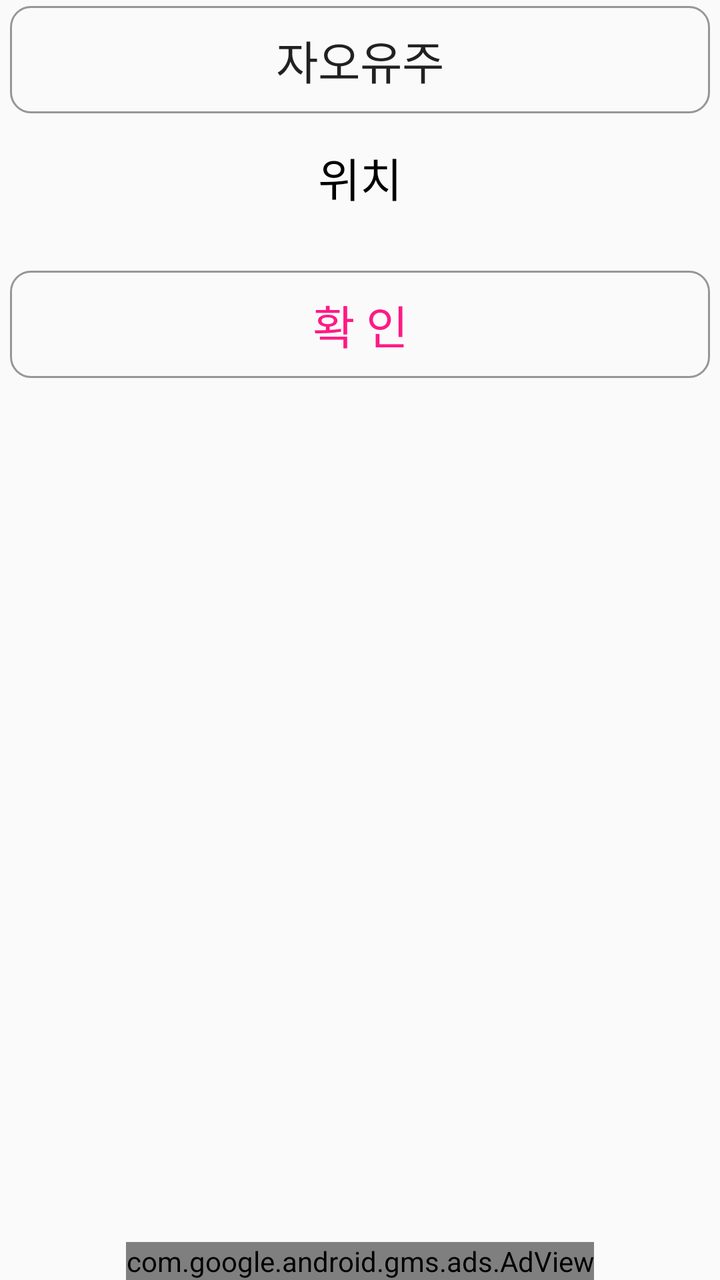
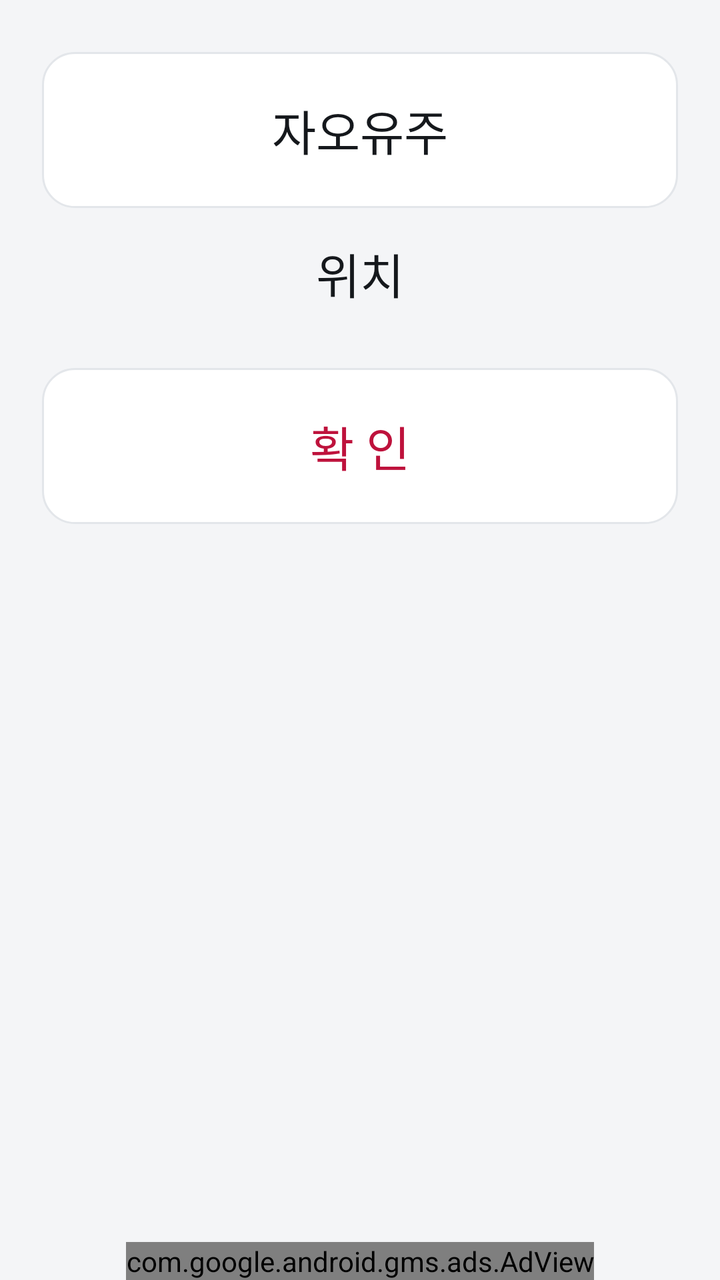

Screens rendered from an Android XML layout before and after an edit, with the pre-edit source and the edit as a unified diff.
<!-- AndroidManifest.xml: application theme AppTheme -->
<!-- res/layout/activity_gi_mac.xml -->
<?xml version="1.0" encoding="utf-8"?>
<RelativeLayout xmlns:android="http://schemas.android.com/apk/res/android"
    xmlns:tools="http://schemas.android.com/tools"
    xmlns:ads="http://schemas.android.com/apk/res-auto"
    android:layout_width="match_parent"
    android:layout_height="match_parent"
    tools:context="com.sujichim.jasanjao2.quiz.GiMac">

    <com.google.android.gms.ads.AdView
        android:id="@+id/adView"
        android:layout_width="wrap_content"
        android:layout_height="wrap_content"
        android:layout_centerHorizontal="true"
        android:layout_alignParentBottom="true"
        ads:adSize="BANNER"
        ads:adUnitId="@string/banner_ad_unit_id" />

    <Button
        android:id="@+id/button_gimac"
        android:layout_width="fill_parent"
        android:layout_height="wrap_content"
        android:layout_marginLeft="5dp"
        android:layout_marginRight="5dp"
        android:layout_marginTop="3dp"
        android:layout_alignParentTop="true"
        android:layout_centerHorizontal="true"
        android:background="@drawable/button_test"
        android:text="자오유주"
        android:textSize="23dp" />

    <TextView
        android:id="@+id/textView4"
        android:layout_marginTop="15dp"
        android:layout_width="match_parent"
        android:layout_height="wrap_content"
        android:layout_weight="1"
        android:gravity="center"
        android:layout_below="@+id/button_gimac"
        android:layout_centerHorizontal="true"
        android:text="위치"
        android:textColor="#000000"
        android:textSize="23dp" />

    <GridView
        android:id="@+id/gridview"
        android:layout_marginTop="15dp"
        android:layout_width="match_parent"
        android:layout_height="wrap_content"
        android:layout_below="@+id/textView4"
        android:layout_centerHorizontal="true"
        android:drawSelectorOnTop="true"
        android:listSelector="@drawable/grid_selector"
        android:numColumns="6"
        android:stretchMode="columnWidth" />

    <Button
        android:id="@+id/button_input"
        android:layout_width="fill_parent"
        android:layout_height="wrap_content"
        android:layout_below="@+id/gridview"
        android:layout_centerHorizontal="true"
        android:layout_marginLeft="5dp"
        android:layout_marginRight="5dp"
        android:layout_marginTop="15dp"
        android:background="@drawable/button_test"
        android:text="확 인"
        android:textColor="#FF1A85"
        android:textSize="23dp" />

</RelativeLayout>
<!-- resources referenced by this layout -->
<resources>
  <!-- drawable button_test (drawable) -->
  <?xml version="1.0" encoding="utf-8"?>
  <selector xmlns:android="http://schemas.android.com/apk/res/android">
    <item android:state_pressed="true" >
      <shape>
        <solid
            android:color="#E2E2E2" />
        <stroke
            android:width="1dp"
            android:color="#969696" />
        <padding
            android:left="10dp"
            android:top="10dp"
            android:right="10dp"
            android:bottom="10dp" />
        <corners android:radius="10dp" />  
      </shape>
    </item>
    <item>
      <shape>
        <solid
            android:startColor="#000000" />
        <stroke
            android:width="1dp"
            android:color="#969696" />
        <padding
            android:left="10dp"
            android:top="10dp"
            android:right="10dp"
            android:bottom="10dp" />
        <corners android:radius="10dp" />  
      </shape>
    </item>
  </selector>
  <!-- drawable grid_selector (drawable-hdpi) -->
  <?xml version="1.0" encoding="utf-8"?>
  <selector xmlns:android="http://schemas.android.com/apk/res/android">
      
      
      
  
      <item android:state_pressed="true" >
          <shape>
              <stroke
                  android:width="2dp"
                  android:color="#FF4719" />
              <corners android:radius="10dp" />
          </shape>
      </item>
  </selector>
  <string name="banner_ad_unit_id">ca-app-pub-1253642133922353/2152469025</string>
  <style name="AppTheme" parent="AppBaseTheme">
          
      </style>
  <style name="AppBaseTheme" parent="Theme.AppCompat.Light">
          
      </style>
</resources>

<!-- the commit's change to res/layout/activity_gi_mac.xml (unified diff, before → after) -->
@@ -2,6 +2,9 @@
 <RelativeLayout xmlns:android="http://schemas.android.com/apk/res/android"
     xmlns:tools="http://schemas.android.com/tools"
     xmlns:ads="http://schemas.android.com/apk/res-auto"
+    android:paddingLeft="16dp"
+    android:paddingRight="16dp"
+    android:paddingTop="14dp"
     android:layout_width="match_parent"
     android:layout_height="match_parent"
     tools:context="com.sujichim.jasanjao2.quiz.GiMac">
@@ -21,12 +24,12 @@
         android:layout_height="wrap_content"
         android:layout_marginLeft="5dp"
         android:layout_marginRight="5dp"
-        android:layout_marginTop="3dp"
+        android:layout_marginTop="12dp"
         android:layout_alignParentTop="true"
         android:layout_centerHorizontal="true"
         android:background="@drawable/button_test"
         android:text="자오유주"
-        android:textSize="23dp" />
+        android:textSize="24sp" />
 
     <TextView
         android:id="@+id/textView4"
@@ -38,8 +41,8 @@
         android:layout_below="@+id/button_gimac"
         android:layout_centerHorizontal="true"
         android:text="위치"
-        android:textColor="#000000"
-        android:textSize="23dp" />
+        android:textColor="@color/text_primary"
+        android:textSize="24sp" />
 
     <GridView
         android:id="@+id/gridview"
@@ -64,7 +67,7 @@
         android:layout_marginTop="15dp"
         android:background="@drawable/button_test"
         android:text="확 인"
-        android:textColor="#FF1A85"
-        android:textSize="23dp" />
+        android:textColor="#BE123C"
+        android:textSize="24sp" />
 
 </RelativeLayout>
<!-- resource entries referenced after the edit -->
@@ -1,38 +1,37 @@
 <!-- resources referenced by this layout -->
 <resources>
+  <color name="text_primary">#15181C</color>
   <!-- drawable button_test (drawable) -->
   <?xml version="1.0" encoding="utf-8"?>
   <selector xmlns:android="http://schemas.android.com/apk/res/android">
-    <item android:state_pressed="true" >
-      <shape>
-        <solid
-            android:color="#E2E2E2" />
-        <stroke
-            android:width="1dp"
-            android:color="#969696" />
-        <padding
-            android:left="10dp"
-            android:top="10dp"
-            android:right="10dp"
-            android:bottom="10dp" />
-        <corners android:radius="10dp" />  
-      </shape>
-    </item>
-    <item>
-      <shape>
-        <solid
-            android:startColor="#000000" />
-        <stroke
-            android:width="1dp"
-            android:color="#969696" />
-        <padding
-            android:left="10dp"
-            android:top="10dp"
-            android:right="10dp"
-            android:bottom="10dp" />
-        <corners android:radius="10dp" />  
-      </shape>
-    </item>
+      <item android:state_pressed="true">
+          <shape android:shape="rectangle">
+              <solid android:color="@color/accent_soft" />
+              <stroke
+                  android:width="1dp"
+                  android:color="@color/accent" />
+              <padding
+                  android:left="12dp"
+                  android:top="12dp"
+                  android:right="12dp"
+                  android:bottom="12dp" />
+              <corners android:radius="16dp" />
+          </shape>
+      </item>
+      <item>
+          <shape android:shape="rectangle">
+              <solid android:color="@color/surface" />
+              <stroke
+                  android:width="1dp"
+                  android:color="@color/outline" />
+              <padding
+                  android:left="12dp"
+                  android:top="12dp"
+                  android:right="12dp"
+                  android:bottom="12dp" />
+              <corners android:radius="16dp" />
+          </shape>
+      </item>
   </selector>
   <!-- drawable grid_selector (drawable-hdpi) -->
   <?xml version="1.0" encoding="utf-8"?>
@@ -52,10 +51,31 @@
   </selector>
   <string name="banner_ad_unit_id">ca-app-pub-1253642133922353/2152469025</string>
   <style name="AppTheme" parent="AppBaseTheme">
+          <item name="colorPrimary">@color/bar</item>
+          <item name="colorPrimaryDark">@color/bar_dark</item>
+          <item name="colorAccent">@color/accent</item>
+          <item name="android:windowBackground">@color/bg</item>
+          <item name="android:buttonStyle">@style/AppButton</item>
+      </style>
+  <color name="accent_soft">#E7F1EC</color>
+  <color name="accent">#1F6E43</color>
+  <color name="surface">#FFFFFF</color>
+  <color name="outline">#E3E6EA</color>
+  <style name="AppBaseTheme" parent="Theme.MaterialComponents.Light.Bridge">
           
       </style>
-  <style name="AppBaseTheme" parent="Theme.AppCompat.Light">
-          
+  <color name="bar">#14171A</color>
+  <color name="bar_dark">#0B0D0F</color>
+  <color name="bg">#F4F5F7</color>
+  <style name="AppButton" parent="Widget.AppCompat.Button">
+          <item name="android:background">@drawable/button_test</item>
+          <item name="android:textColor">@color/text_primary</item>
+          <item name="android:textSize">24sp</item>
+          <item name="android:fontFamily">sans-serif-medium</item>
+          <item name="android:textAllCaps">false</item>
+          <item name="android:minHeight">78dp</item>
+          <item name="android:stateListAnimator">@null</item>
+          <item name="android:elevation">0dp</item>
       </style>
 </resources>
 
